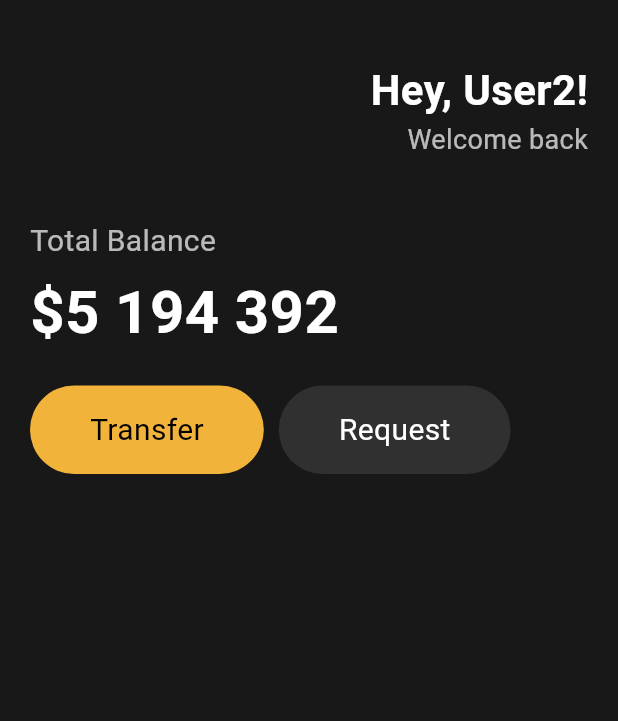
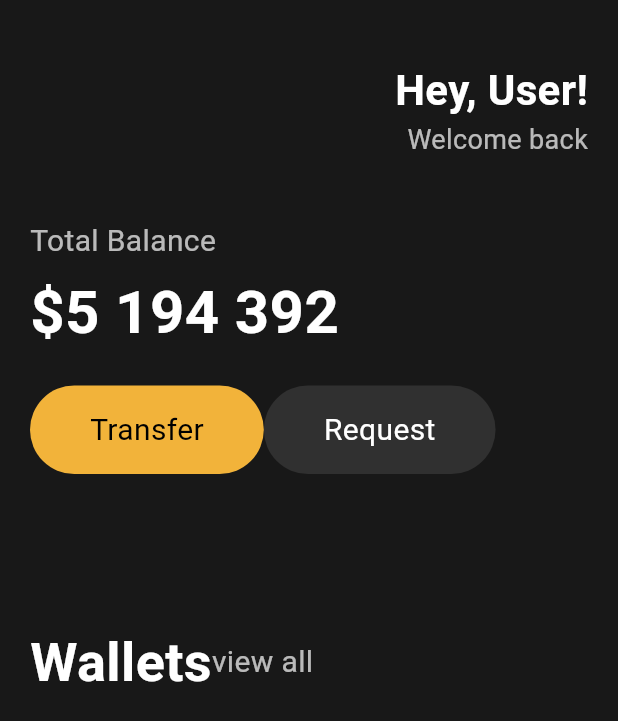
Before and after one commit to Leeyoungsup/flutter_UI_practice, a Flutter app: the screen it shows after launch, on a phone screen of 412 x 824 dp. Shown: the top 721 px of the screen. Run offline on Flutter 3.47's test engine with Material 3 defaults, Android fonts, the phone set to English and light mode, and no system bars.

Commit message:
버튼 위젯 추가 및 사용자 이름 수정: Button 클래스를 추가하고 사용자 이름을 'User'로 변경

```diff
--- a/lib/main.dart
+++ b/lib/main.dart
@@ -1,6 +1,7 @@
 // ignore_for_file: deprecated_member_use
 
 import 'package:flutter/material.dart';
+import 'widgets/button.dart';
 
 class Player {
   String? name;
@@ -18,13 +19,14 @@ class App extends StatelessWidget {
 
   @override
   Widget build(BuildContext context) {
-    var userName = Player(name: 'User2');
+    var userName = Player(name: 'User');
     return MaterialApp(
       home: Scaffold(
         backgroundColor: const Color(0xFF181818),
         body: Padding(
           padding: EdgeInsets.only(left: 20, right: 20),
           child: Column(
+            crossAxisAlignment: CrossAxisAlignment.stretch,
             children: [
               SizedBox(height: 40, width: double.infinity),
               Row(
@@ -79,41 +81,37 @@ class App extends StatelessWidget {
                       ),
                       SizedBox(height: 20),
                       Row(
-                        mainAxisAlignment: MainAxisAlignment.start,
+                        mainAxisAlignment: MainAxisAlignment.spaceBetween,
                         children: [
-                          Container(
-                            padding: EdgeInsets.symmetric(
-                              horizontal: 40,
-                              vertical: 15,
-                            ),
-                            decoration: BoxDecoration(
-                              color: Color(0xFFF2B33A),
-                              borderRadius: BorderRadius.circular(40),
-                            ),
-                            child: Text(
-                              'Transfer',
-                              style: TextStyle(
-                                color: Colors.black,
-                                fontSize: 20,
-                              ),
+                          Button(
+                            text: 'Transfer',
+                            bgColor: Color(0xFFF2B33A),
+                            textColor: Colors.black,
+                          ),
+                          Button(
+                            text: 'Request',
+                            bgColor: Colors.white.withOpacity(0.1),
+                            textColor: Colors.white,
+                          ),
+                        ],
+                      ),
+                      SizedBox(height: 100),
+                      Row(
+                        mainAxisAlignment: MainAxisAlignment.spaceBetween,
+                        children: [
+                          Text(
+                            'Wallets',
+                            style: TextStyle(
+                              fontSize: 36,
+                              color: Colors.white,
+                              fontWeight: FontWeight.bold,
                             ),
                           ),
-                          SizedBox(width: 10),
-                          Container(
-                            padding: EdgeInsets.symmetric(
-                              horizontal: 40,
-                              vertical: 15,
-                            ),
-                            decoration: BoxDecoration(
-                              color: Colors.white.withOpacity(0.1),
-                              borderRadius: BorderRadius.circular(40),
-                            ),
-                            child: Text(
-                              'Request',
-                              style: TextStyle(
-                                color: Colors.white,
-                                fontSize: 20,
-                              ),
+                          Text(
+                            'view all',
+                            style: TextStyle(
+                              fontSize: 20,
+                              color: Colors.white.withOpacity(0.7),
                             ),
                           ),
                         ],
--- /dev/null
+++ b/lib/widgets/button.dart
@@ -0,0 +1,24 @@
+import 'package:flutter/material.dart';
+
+class Button extends StatelessWidget {
+  final String text;
+  final Color bgColor;
+  final Color textColor;
+  const Button({
+    super.key,
+    required this.text,
+    required this.bgColor,
+    required this.textColor,
+  });
+  @override
+  Widget build(BuildContext context) {
+    return Container(
+      padding: EdgeInsets.symmetric(horizontal: 40, vertical: 15),
+      decoration: BoxDecoration(
+        color: bgColor,
+        borderRadius: BorderRadius.circular(40),
+      ),
+      child: Text(text, style: TextStyle(color: textColor, fontSize: 20)),
+    );
+  }
+}
```
